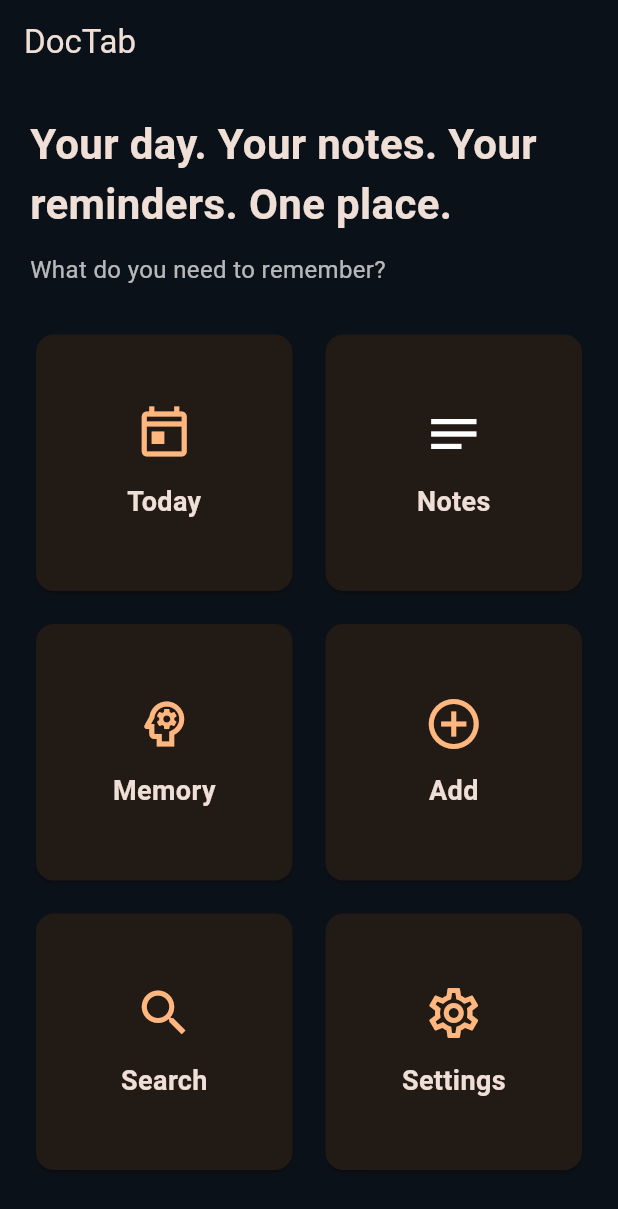
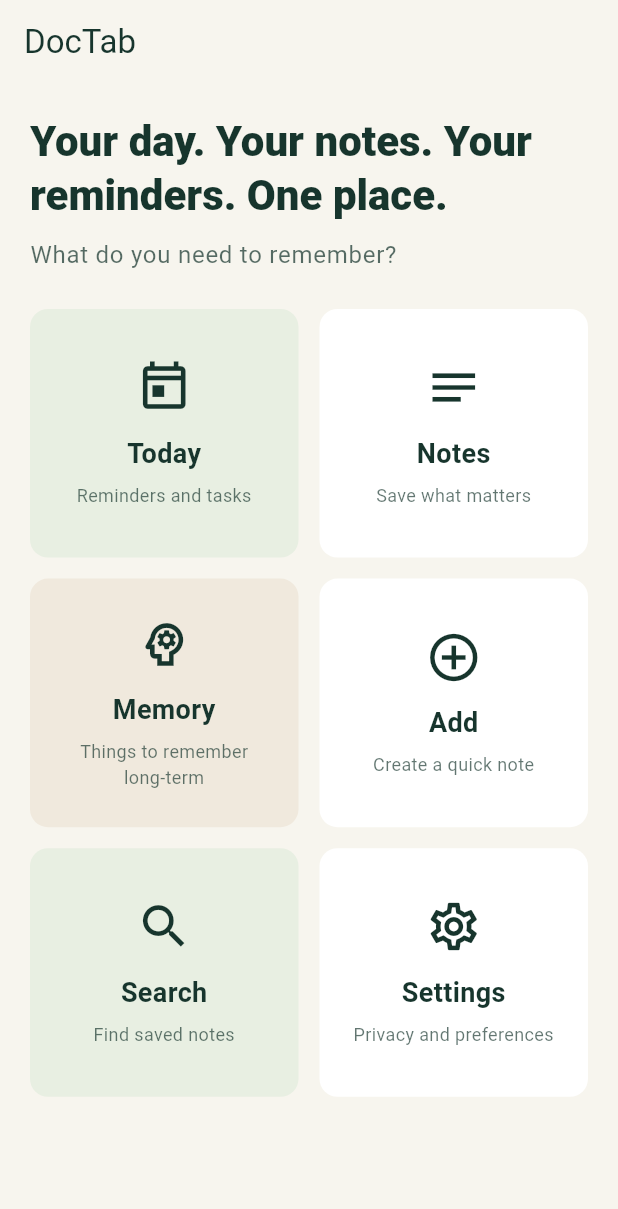
Before and after one commit to Huckleberry-Jon/doctab-app, a Flutter app: the screen it shows after launch, on a phone screen of 412 x 824 dp. Shown: the top 1209 px of the screen. Run offline on Flutter 3.47's test engine with Material 3 defaults, Android fonts, the phone set to English and light mode, and no system bars; our stand-ins replace shared_preferences.

Commit message:
Wire DocTab home to usable note flows

```diff
--- a/lib/main.dart
+++ b/lib/main.dart
@@ -1,121 +1,148 @@
 import 'package:flutter/material.dart';
+
+import 'models/note.dart';
+import 'screens/add_note_screen.dart';
 import 'screens/notes_screen.dart';
+import 'screens/search_screen.dart';
+import 'services/note_controller.dart';
+import 'theme/doctab_theme.dart';
+
 void main() {
   runApp(const DocTabApp());
 }
 
-class DocTabApp extends StatelessWidget {
+class DocTabApp extends StatefulWidget {
   const DocTabApp({super.key});
+
+  @override
+  State<DocTabApp> createState() => _DocTabAppState();
+}
+
+class _DocTabAppState extends State<DocTabApp> {
+  final NoteController _notes = NoteController();
+
+  @override
+  void initState() {
+    super.initState();
+    _notes.load();
+  }
+
+  @override
+  void dispose() {
+    _notes.dispose();
+    super.dispose();
+  }
 
   @override
   Widget build(BuildContext context) {
     return MaterialApp(
       title: 'DocTab',
       debugShowCheckedModeBanner: false,
-      theme: ThemeData(
-        useMaterial3: true,
-        brightness: Brightness.dark,
-        scaffoldBackgroundColor: const Color(0xFF0B1118),
-        colorScheme: ColorScheme.fromSeed(
-          seedColor: const Color(0xFFFF8A00),
-          brightness: Brightness.dark,
-        ),
-      ),
-      home: const HomeScreen(),
+      theme: DocTabTheme.light(),
+      home: HomeScreen(controller: _notes),
     );
   }
 }
 
 class HomeScreen extends StatelessWidget {
-  const HomeScreen({super.key});
+  const HomeScreen({super.key, required this.controller});
+
+  final NoteController controller;
+
+  Future<void> _addNote(BuildContext context) async {
+    final note = await Navigator.push<Note>(
+      context,
+      MaterialPageRoute(builder: (_) => const AddNoteScreen()),
+    );
+    if (note != null) {
+      await controller.add(note);
+    }
+  }
 
   @override
   Widget build(BuildContext context) {
     return Scaffold(
-      appBar: AppBar(
-        title: const Text('DocTab'),
-        backgroundColor: Colors.transparent,
-      ),
+      appBar: AppBar(title: const Text('DocTab')),
       body: SafeArea(
         child: Padding(
           padding: const EdgeInsets.all(20),
           child: Column(
             crossAxisAlignment: CrossAxisAlignment.start,
             children: [
-              const Text(
+              Text(
                 'Your day. Your notes. Your reminders. One place.',
-                style: TextStyle(
-                  fontSize: 28,
-                  fontWeight: FontWeight.bold,
+                style: Theme.of(context).textTheme.headlineMedium?.copyWith(
+                      fontWeight: FontWeight.w800,
+                      color: DocTabTheme.ink,
                     ),
               ),
-              const SizedBox(height: 12),
+              const SizedBox(height: 10),
               Text(
                 'What do you need to remember?',
-                style: TextStyle(
-                  fontSize: 16,
-                  color: Colors.white.withValues(alpha: 0.7),
+                style: Theme.of(context).textTheme.bodyLarge?.copyWith(
+                      color: DocTabTheme.ink.withValues(alpha: 0.72),
                     ),
               ),
-              const SizedBox(height: 28),
+              const SizedBox(height: 24),
               Expanded(
                 child: GridView.count(
                   crossAxisCount: 2,
                   crossAxisSpacing: 14,
                   mainAxisSpacing: 14,
+                  childAspectRatio: 1.08,
                   children: [
-                    _HomeCard(
+                    const _HomeCard(
                       icon: Icons.today_outlined,
                       label: 'Today',
+                      subtitle: 'Reminders and tasks',
+                      background: DocTabTheme.sage,
                     ),
-                    Card(
-  child: InkWell(
-    borderRadius: BorderRadius.circular(16),
+                    _HomeCard(
+                      icon: Icons.notes_outlined,
+                      label: 'Notes',
+                      subtitle: 'Save what matters',
+                      background: Colors.white,
                       onTap: () {
                         Navigator.push(
                           context,
                           MaterialPageRoute(
-          builder: (_) => const NotesScreen(),
+                            builder: (_) => NotesScreen(controller: controller),
                           ),
                         );
                       },
-    child: const Padding(
-      padding: EdgeInsets.all(18),
-      child: Column(
-        mainAxisAlignment: MainAxisAlignment.center,
-        children: [
-          Icon(
-            Icons.notes_outlined,
-            size: 40,
                     ),
-          SizedBox(height: 12),
-          Text(
-            'Notes',
-            style: TextStyle(
-              fontSize: 18,
-              fontWeight: FontWeight.w600,
-            ),
-          ),
-        ],
-      ),
-    ),
-  ),
-),
-                    _HomeCard(
+                    const _HomeCard(
                       icon: Icons.psychology_outlined,
                       label: 'Memory',
+                      subtitle: 'Things to remember long-term',
+                      background: DocTabTheme.sand,
                     ),
                     _HomeCard(
                       icon: Icons.add_circle_outline,
                       label: 'Add',
+                      subtitle: 'Create a quick note',
+                      background: Colors.white,
+                      onTap: () => _addNote(context),
                     ),
                     _HomeCard(
                       icon: Icons.search,
                       label: 'Search',
+                      subtitle: 'Find saved notes',
+                      background: DocTabTheme.sage,
+                      onTap: () {
+                        Navigator.push(
+                          context,
+                          MaterialPageRoute(
+                            builder: (_) => SearchScreen(controller: controller),
                           ),
-                    _HomeCard(
+                        );
+                      },
+                    ),
+                    const _HomeCard(
                       icon: Icons.settings_outlined,
                       label: 'Settings',
+                      subtitle: 'Privacy and preferences',
+                      background: Colors.white,
                     ),
                   ],
                 ),
@@ -129,36 +156,50 @@ class HomeScreen extends StatelessWidget {
 }
 
 class _HomeCard extends StatelessWidget {
-  final IconData icon;
-  final String label;
-
   const _HomeCard({
     required this.icon,
     required this.label,
+    required this.subtitle,
+    required this.background,
+    this.onTap,
   });
+
+  final IconData icon;
+  final String label;
+  final String subtitle;
+  final Color background;
+  final VoidCallback? onTap;
 
   @override
   Widget build(BuildContext context) {
     return Card(
+      color: background,
+      clipBehavior: Clip.antiAlias,
       child: InkWell(
-        borderRadius: BorderRadius.circular(16),
-        onTap: () {},
+        onTap: onTap,
         child: Padding(
           padding: const EdgeInsets.all(18),
           child: Column(
             mainAxisAlignment: MainAxisAlignment.center,
             children: [
-              Icon(
-                icon,
-                size: 40,
-                color: Theme.of(context).colorScheme.primary,
-              ),
+              Icon(icon, size: 38, color: DocTabTheme.ink),
               const SizedBox(height: 12),
               Text(
                 label,
+                textAlign: TextAlign.center,
                 style: const TextStyle(
                   fontSize: 18,
-                  fontWeight: FontWeight.w600,
+                  fontWeight: FontWeight.w700,
+                  color: DocTabTheme.ink,
+                ),
+              ),
+              const SizedBox(height: 6),
+              Text(
+                subtitle,
+                textAlign: TextAlign.center,
+                style: TextStyle(
+                  fontSize: 12,
+                  color: DocTabTheme.ink.withValues(alpha: 0.68),
                 ),
               ),
             ],
```
Lines whose indentation alone changed are shown as unchanged.
